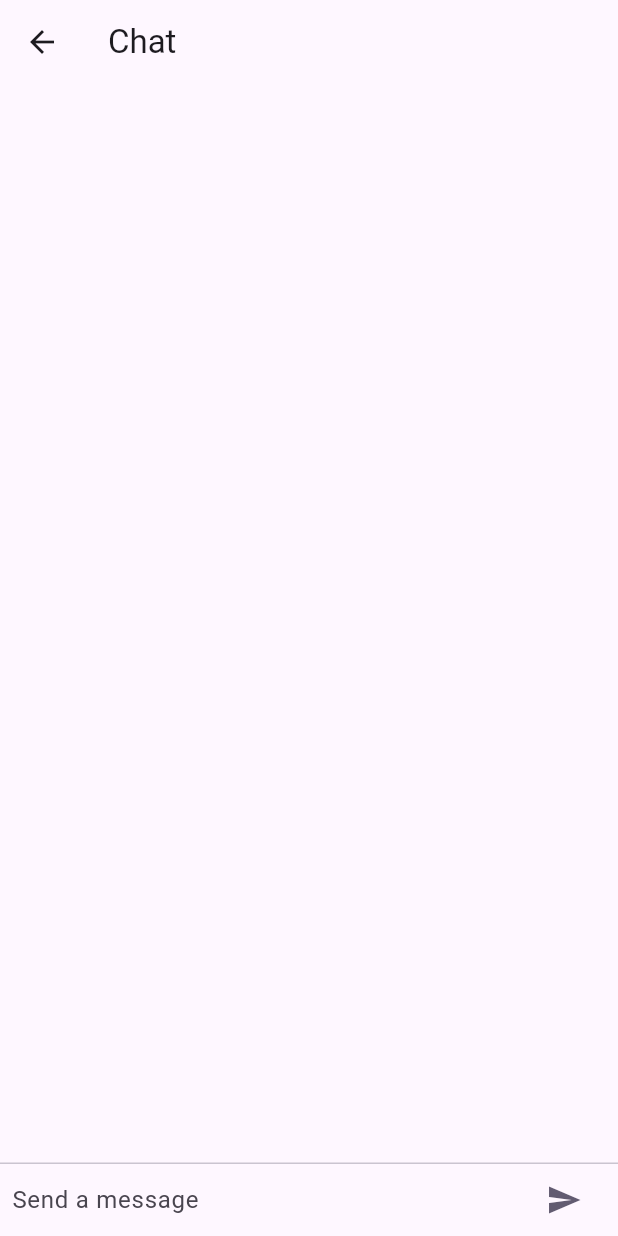
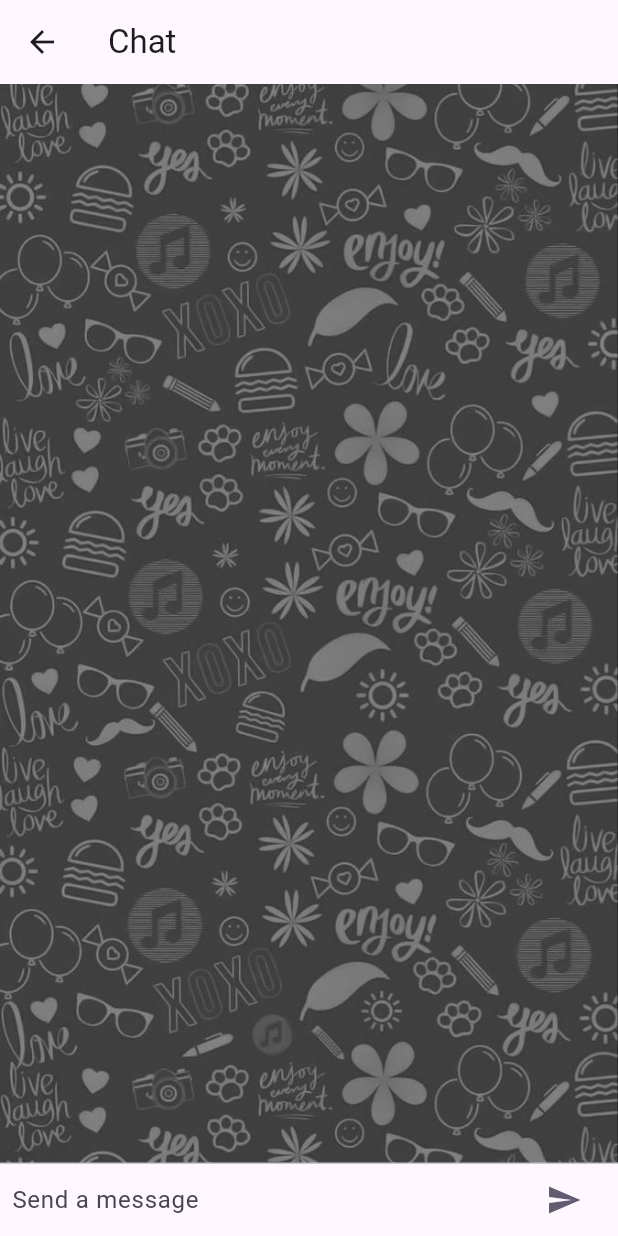
Before and after one commit to Clodomilson/App_RockInRio, a Flutter app: the screen it shows after launch, item 2 of the bottom bar chosen, on a phone screen of 412 x 824 dp. Run offline on Flutter 3.47's test engine with Material 3 defaults, Android fonts, the phone set to English and light mode, and no system bars; our stand-ins replace device_preview.

Commit message:
"Chat image"

```diff
--- a/flutter_rockinrio/lib/ChatPage.dart
+++ b/flutter_rockinrio/lib/ChatPage.dart
@@ -58,11 +58,23 @@ class _ChatPageState extends State<ChatPage> {
       body: Column(
         children: <Widget>[
           Flexible(
-            child: ListView.builder(
-              padding: const EdgeInsets.all(8.0),
-              reverse: true,
-              itemBuilder: (_, int index) => _buildMessage(_messages[index]),
-              itemCount: _messages.length,
+            child: Stack(
+              children: <Widget>[
+                Container(
+                  decoration: BoxDecoration(
+                    image: DecorationImage(
+                      image: AssetImage('assets/back_chat.jpg'), // caminho para sua imagem
+                      fit: BoxFit.cover,
+                    ),
+                  ),
+                ),
+                ListView.builder(
+                  padding: const EdgeInsets.all(8.0),
+                  reverse: true,
+                  itemBuilder: (_, int index) => _buildMessage(_messages[index]),
+                  itemCount: _messages.length,
+                ),
+              ],
             ),
           ),
           Divider(height: 1.0),
```
Also changed, not shown: flutter_rockinrio/assets/back_chat.jpg (added).
